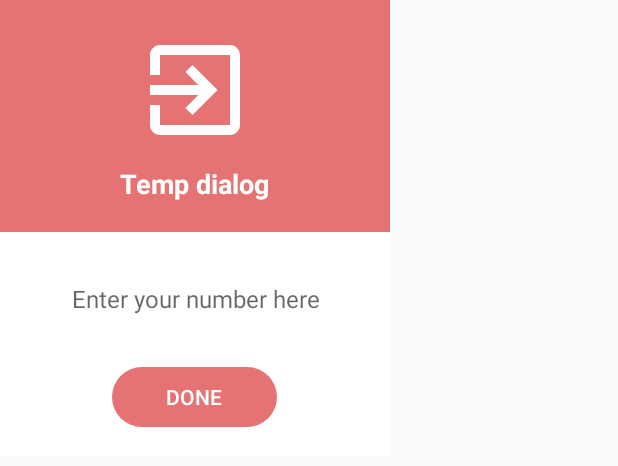
After one commit to gnanasreekar/CEMS, an Android app: the layout edit.xml on its own in the app's theme, with its tools: preview values and no code run, on a phone screen of 412 x 824 dp. The commit adds this screen. Shown: the top 466 px of the screen. Run offline under Robolectric (Android 15) with nearby library versions, the phone set to English and light mode, and no system bars.

Commit message:
Ui changes

```diff
--- a/app/src/main/res/layout/content_main.xml
+++ b/app/src/main/res/layout/content_main.xml
@@ -52,6 +52,8 @@
             android:layout_width="match_parent"
             android:layout_height="wrap_content"
             android:orientation="horizontal"
+            android:clickable="true"
+            android:onClick="showtemptodaysDialog"
             android:padding="@dimen/spacing_large">
 
             <LinearLayout
@@ -68,6 +70,7 @@
                     android:textColor="@color/grey_60" />
 
                 <TextView
+                    android:id="@+id/today_power_usage"
                     android:layout_width="wrap_content"
                     android:layout_height="wrap_content"
                     android:text="Todays power usage value"
@@ -195,6 +198,8 @@
                     android:layout_width="match_parent"
                     android:layout_height="wrap_content"
                     android:orientation="horizontal"
+                    android:clickable="true"
+                    android:onClick="showtempmonthssDialog"
                     android:padding="@dimen/spacing_large">
 
                     <LinearLayout
@@ -214,6 +219,7 @@
                             android:layout_width="wrap_content"
                             android:layout_height="wrap_content"
                             android:text="Months power usage value"
+                            android:id="@+id/months_powerusage_tmep"
                             android:textAppearance="@style/Base.TextAppearance.AppCompat.Medium"
                             android:textColor="@color/green_400"
                             android:textStyle="bold" />
--- /dev/null
+++ b/app/src/main/res/layout/edit.xml
@@ -0,0 +1,77 @@
+<?xml version="1.0" encoding="utf-8"?>
+<LinearLayout xmlns:android="http://schemas.android.com/apk/res/android"
+    xmlns:app="http://schemas.android.com/apk/res-auto"
+    android:layout_width="260dp"
+    android:layout_height="wrap_content"
+    android:background="@android:color/white"
+    android:orientation="vertical">
+
+    <LinearLayout
+        android:layout_width="match_parent"
+        android:layout_height="wrap_content"
+        android:background="@color/red_300"
+        android:gravity="center"
+        android:minHeight="120dp"
+        android:orientation="vertical"
+        android:padding="@dimen/spacing_mlarge">
+
+        <ImageView
+            android:id="@+id/icon"
+            android:layout_width="80dp"
+            android:layout_height="80dp"
+            android:tint="@android:color/white"
+            android:src="@drawable/ic_exit_to_app_black_24dp" />
+
+        <TextView
+            android:id="@+id/title"
+            android:layout_width="wrap_content"
+            android:layout_height="wrap_content"
+            android:layout_marginTop="@dimen/spacing_middle"
+            android:text="Temp dialog"
+            android:textAppearance="@style/TextAppearance.AppCompat.Medium"
+            android:textColor="@android:color/white"
+            android:textStyle="bold" />
+
+    </LinearLayout>
+
+    <LinearLayout
+        android:layout_width="match_parent"
+        android:layout_height="wrap_content"
+        android:gravity="center_vertical|start"
+        android:orientation="vertical"
+        android:padding="@dimen/spacing_mlarge">
+
+        <EditText
+            android:layout_gravity="center"
+            android:id="@+id/edittext_powernumber"
+            android:layout_width="wrap_content"
+            android:layout_height="wrap_content"
+            android:layout_marginTop="@dimen/spacing_small"
+            android:hint="Enter your number here"
+            android:textAlignment="center"
+            android:textAppearance="@style/TextAppearance.AppCompat.Subhead"
+            android:textColor="@color/grey_60" />
+    </LinearLayout>
+
+    <LinearLayout
+        android:id="@+id/lyt_action"
+        android:layout_width="match_parent"
+        android:layout_height="wrap_content"
+        android:layout_marginBottom="@dimen/spacing_large"
+        android:gravity="center"
+        android:orientation="horizontal">
+
+        <androidx.appcompat.widget.AppCompatButton
+            android:id="@+id/bt_close"
+            android:layout_width="wrap_content"
+            android:layout_height="wrap_content"
+            style="@style/Widget.AppCompat.Button.Borderless"
+            android:background="@drawable/btn_rounded_red"
+            android:paddingLeft="@dimen/spacing_mlarge"
+            android:paddingRight="@dimen/spacing_mlarge"
+            android:text="Done"
+            android:textColor="@android:color/white" />
+
+    </LinearLayout>
+
+</LinearLayout>
--- a/app/src/main/res/menu/main.xml
+++ b/app/src/main/res/menu/main.xml
@@ -9,6 +9,12 @@
         app:showAsAction="always"
         />
 
+    <item
+        android:id="@+id/raspberrypi_status_button"
+        android:title="Status"
+        android:icon="@drawable/ic_rasbpi_cellular_off_black_24dp"
+        app:showAsAction="never"
+        />
 
     <item
         android:id="@+id/action_settings"
--- a/app/src/main/res/values-v21/styles.xml
+++ b/app/src/main/res/values-v21/styles.xml
@@ -11,7 +11,7 @@
         <item name="colorPrimary">@color/colorPrimary</item>
         <item name="colorPrimaryDark">@color/colorPrimaryDark</item>
         <item name="colorAccent">@color/colorAccent</item>
-        <item name="android:statusBarColor">@color/colorPrimaryDark</item>   //Status bar colour
+        <item name="android:statusBarColor">@color/colorPrimaryDark</item>  //Status bar colour
 
     </style>
 </resources>
```
Also changed, not shown: app/src/main/java/com/rgs/cems/MainActivity.java (+58 -1 lines).
